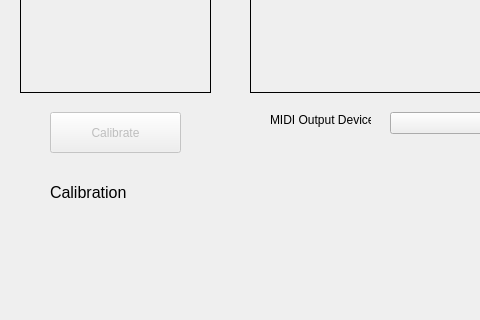
Above: Backend/3DSoundKnete/3DSoundKnete/dsoundknete.ui from irenabecker/AVPrg_DIY3DSoundkulisse before the change; both pictures show x 0 to 480 and y 257 to 577 of the 901 by 577 pixel window. Below: the same form after it.
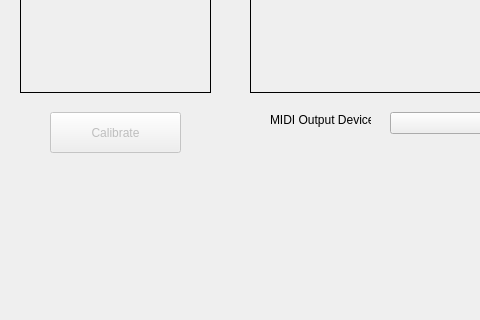
That is the form after the change. Custom widgets are drawn as their Qt base class.

Diff of the .ui file:
```diff
--- a/Backend/3DSoundKnete/3DSoundKnete/dsoundknete.ui
+++ b/Backend/3DSoundKnete/3DSoundKnete/dsoundknete.ui
@@ -161,8 +161,11 @@
       <pointsize>12</pointsize>
      </font>
     </property>
+    <property name="styleSheet">
+     <string notr="true">color: rgb(255, 0, 0);</string>
+    </property>
     <property name="text">
-     <string>Calibration</string>
+     <string/>
     </property>
     <property name="wordWrap">
      <bool>true</bool>
```
